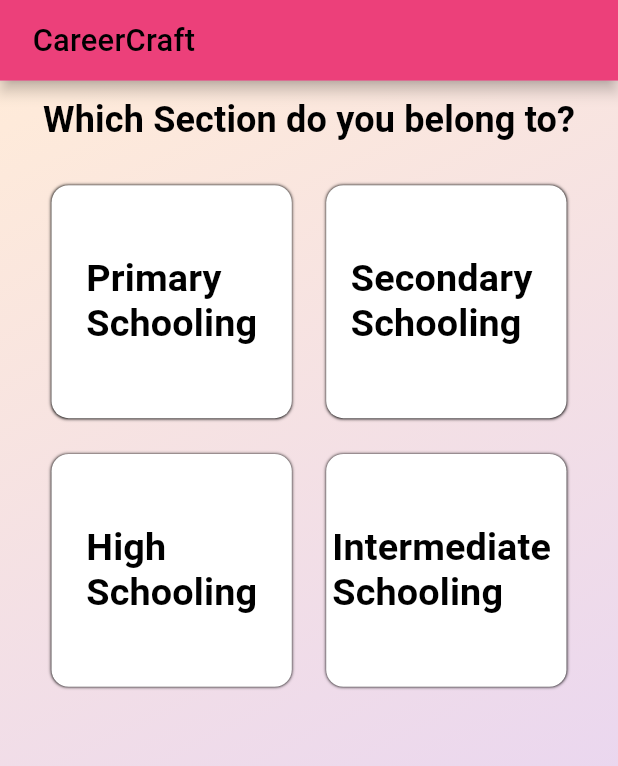
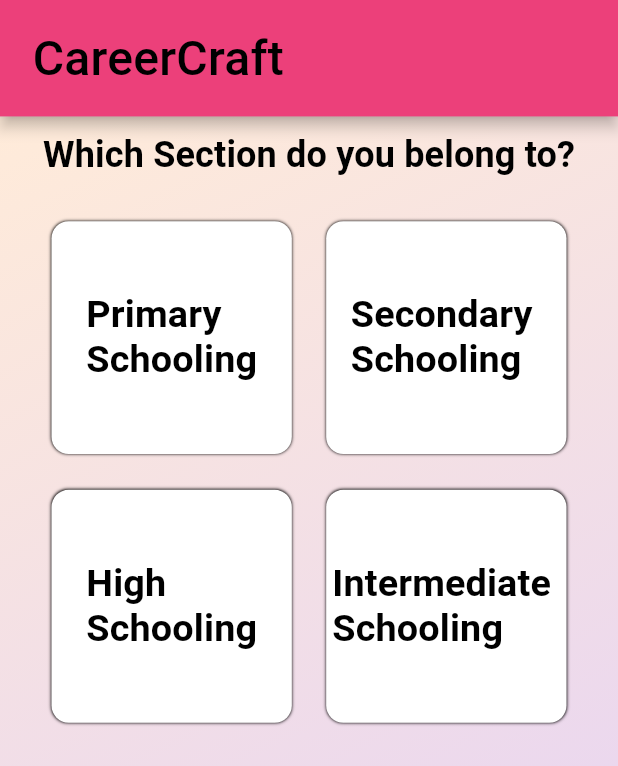
Before and after one commit to MukundJain1/CareerCraft, a Flutter app: the screen it shows after launch, on a phone screen of 412 x 824 dp. Shown: the top 766 px of the screen. Run offline on Flutter 3.47's test engine with Material 2 defaults, Android fonts, the light colour scheme and no system bars; our stand-ins replace flutter_screenutil.

Commit message:
changes in hieght of appBar

```diff
--- a/lib/src/screen/pages/user_info/components/components.dart
+++ b/lib/src/screen/pages/user_info/components/components.dart
@@ -1,11 +1,11 @@
-import 'package:careercraft/constant/constant.dart';
+// import 'package:careercraft/constant/constant.dart';
 import 'package:flutter/material.dart';
 import 'package:flutter_screenutil/flutter_screenutil.dart';
 
 
 
 PreferredSizeWidget? get appBar => AppBar(
-      toolbarHeight: 45.h,
+      toolbarHeight: 65.h,
       // shadowColor: Color(0x00DFCCFB)   ,
       // elevation: 2,
       // leadingWidth: 60.w,
@@ -13,12 +13,11 @@ PreferredSizeWidget? get appBar => AppBar(
       automaticallyImplyLeading: true,
       title: Row(
         children: [
-
           SizedBox(width: 5.w),
           Text(
             "CareerCraft",
             style: TextStyle(
-                color: Colors.black, fontSize: 18.sp, fontWeight: FontWeight.w500),
+                color: Colors.black, fontSize: 28.sp, fontWeight: FontWeight.w500,),
           ),
           SizedBox(width: 5.w),
           // Icon(Icons.arrow_drop_down_outlined),
```
